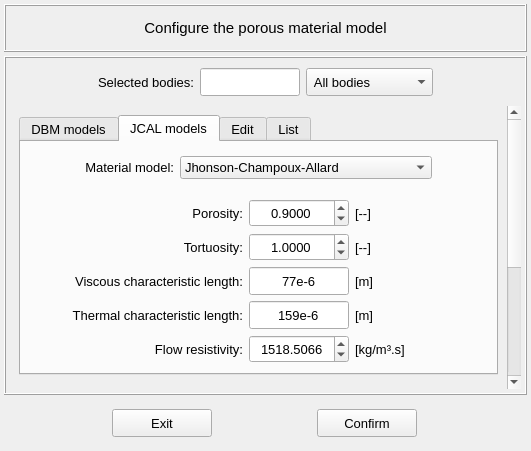
This is vibra/interface/data/ui_files/model/acoustic/dissipation_models/porous_material_model_inputs.ui in MOPT-UFSC/VIBRA as Qt 5 draws it before an edit. The edited form follows.
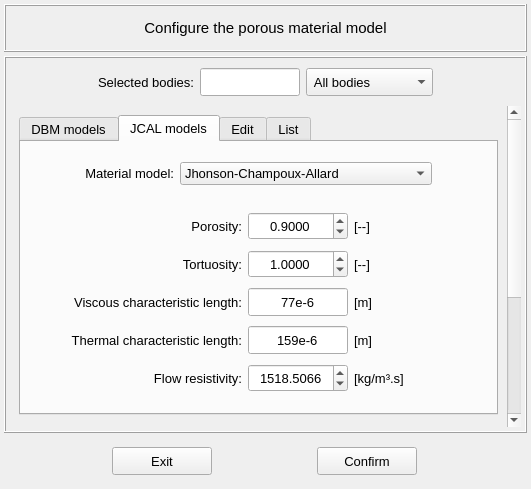
This is the edited form. The open tabs and pages were chosen to show the change. Icons and pictures are not drawn.

Commit message: Adjusts the porous material UI

What changed in the file:
```diff
--- a/vibra/interface/data/ui_files/model/acoustic/dissipation_models/porous_material_model_inputs.ui
+++ b/vibra/interface/data/ui_files/model/acoustic/dissipation_models/porous_material_model_inputs.ui
@@ -7,7 +7,7 @@
     <x>0</x>
     <y>0</y>
     <width>531</width>
-    <height>451</height>
+    <height>489</height>
    </rect>
   </property>
   <property name="windowTitle">
@@ -267,7 +267,7 @@
            <x>0</x>
            <y>0</y>
            <width>494</width>
-           <height>500</height>
+           <height>540</height>
           </rect>
          </property>
          <layout class="QGridLayout" name="gridLayout_20">
@@ -276,7 +276,7 @@
             <property name="minimumSize">
              <size>
               <width>0</width>
-              <height>260</height>
+              <height>300</height>
              </size>
             </property>
             <property name="maximumSize">
@@ -1025,18 +1025,21 @@
              </attribute>
              <layout class="QGridLayout" name="gridLayout_14">
               <property name="leftMargin">
-               <number>4</number>
+               <number>2</number>
               </property>
               <property name="topMargin">
-               <number>4</number>
+               <number>8</number>
               </property>
               <property name="rightMargin">
-               <number>4</number>
+               <number>2</number>
               </property>
               <property name="bottomMargin">
-               <number>4</number>
+               <number>8</number>
               </property>
-              <property name="spacing">
+              <property name="horizontalSpacing">
+               <number>2</number>
+              </property>
+              <property name="verticalSpacing">
                <number>4</number>
               </property>
               <item row="1" column="0">
@@ -1383,6 +1386,18 @@
               </item>
               <item row="0" column="0">
                <widget class="QFrame" name="frame_8">
+                <property name="minimumSize">
+                 <size>
+                  <width>0</width>
+                  <height>48</height>
+                 </size>
+                </property>
+                <property name="maximumSize">
+                 <size>
+                  <width>16777215</width>
+                  <height>48</height>
+                 </size>
+                </property>
                 <property name="frameShape">
                  <enum>QFrame::Shape::NoFrame</enum>
                 </property>
```
Left out of the diff: 19 changed lines with no effect on the pictures. The commit also changes 1 other file.
